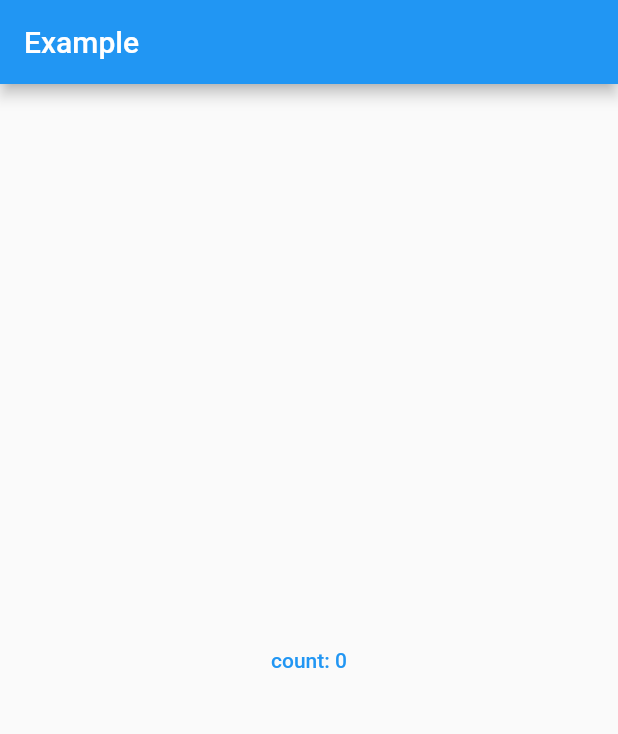
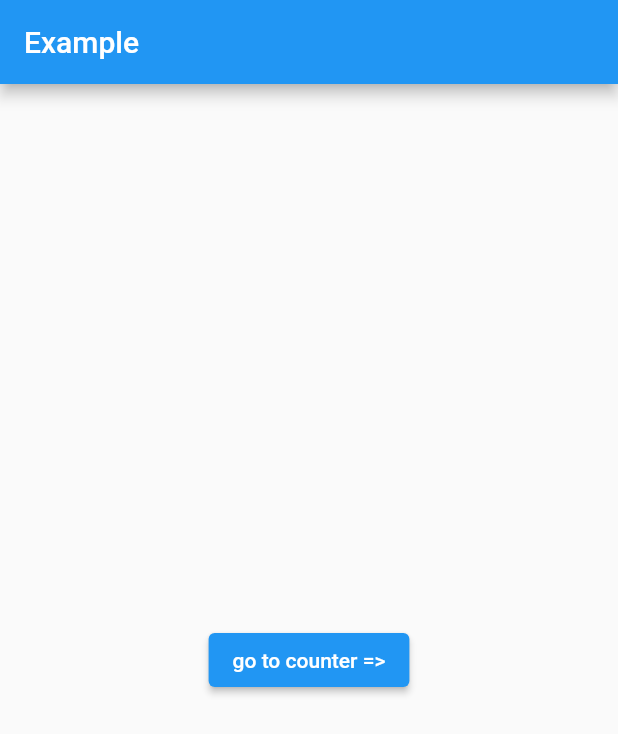
Before and after one commit to minhphuc010194/FlutterRiverpodHook, a Flutter app: the screen it shows after launch, on a phone screen of 412 x 824 dp. Shown: the top 734 px of the screen. Run offline on Flutter 3.47's test engine with Material 2 defaults, Android fonts, the phone set to English and light mode, and no system bars; our stand-ins replace hooks_riverpod, shared_preferences.

Commit message:
create screen counter

```diff
--- a/lib/counter.dart
+++ /dev/null
@@ -1,38 +0,0 @@
-import 'package:flutter/material.dart';
-import 'package:flutter_riverpod_hook/main.dart';
-import 'package:hooks_riverpod/hooks_riverpod.dart';
-import 'package:shared_preferences/shared_preferences.dart';
-
-class Counter extends HookConsumerWidget {
-  const Counter({Key? key}) : super(key: key);
-
-  // const Counter({Key? key}) : super(key: key);
-  @override
-  Widget build(BuildContext context, WidgetRef ref) {
-    // final count = ref.watch(countProvider);
-    // final counterPref = ref.watch(getCountPrefProvider);
-    AsyncValue<int> counterPref = ref.watch(getCountPrefProvider);
-    return counterPref.when(
-      loading: () => const CircularProgressIndicator(),
-      error: (err, stack) => Text('Error: $err'),
-      data: (value) {
-        return TextButton(
-          onPressed: () {
-            ref.read(saveCountPrefProvider(++value));
-          },
-          child: Text("count: $value"),
-        );
-      },
-    );
-  }
-
-  void handleSave(count) async {
-    final prefs = await SharedPreferences.getInstance();
-    await prefs.setInt('counter', count);
-  }
-
-  // getCounter() async {
-  //   final prefs = await SharedPreferences.getInstance();
-  //   return prefs.getInt('counter');
-  // }
-}
--- /dev/null
+++ b/lib/home/home.screen.dart
@@ -0,0 +1,30 @@
+import 'package:flutter/material.dart';
+import 'package:flutter_riverpod_hook/counter/counter.dart';
+import 'package:hooks_riverpod/hooks_riverpod.dart';
+
+class HomeScreen extends HookConsumerWidget {
+  const HomeScreen({Key? key}) : super(key: key);
+  @override
+  Widget build(BuildContext context, WidgetRef ref) {
+    return Scaffold(
+      body: Column(
+          mainAxisAlignment: MainAxisAlignment.center,
+          crossAxisAlignment: CrossAxisAlignment.center,
+          children: [
+            Center(
+              child: ElevatedButton(
+                  onPressed: () {
+                    Navigator.of(context).push(
+                      MaterialPageRoute(
+                        builder: (context) {
+                          return const Counter();
+                        },
+                      ),
+                    );
+                  },
+                  child: Text('go to counter =>')),
+            )
+          ]),
+    );
+  }
+}
--- a/lib/main.dart
+++ b/lib/main.dart
@@ -1,5 +1,6 @@
 import 'package:flutter/material.dart';
-import 'package:flutter_riverpod_hook/counter.dart';
+import 'package:flutter_riverpod_hook/counter/counter.dart';
+import 'package:flutter_riverpod_hook/home/home.screen.dart';
 import 'package:hooks_riverpod/hooks_riverpod.dart';
 import 'package:shared_preferences/shared_preferences.dart';
 
@@ -7,7 +8,6 @@ import 'package:shared_preferences/shared_preferences.dart';
 final getCountPrefProvider = FutureProvider.autoDispose<int>((ref) async {
   final prefs = await SharedPreferences.getInstance();
   final value = prefs.getInt('counter') ?? 0;
-  print(value);
   return value;
 });
 
@@ -35,7 +35,7 @@ class MyApp extends HookConsumerWidget {
       home: Scaffold(
         appBar: AppBar(title: const Text('Example')),
         body: const Center(
-          child: Counter(),
+          child: HomeScreen(),
         ),
       ),
     );
```
Also changed, not shown: lib/counter/counter.dart (added, +29 -0 lines).
